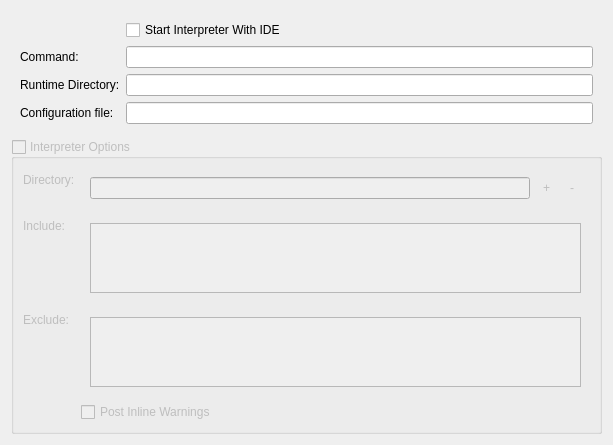
supercollider/supercollider, file editors/sc-ide/forms/settings_sclang.ui: the form before one commit.
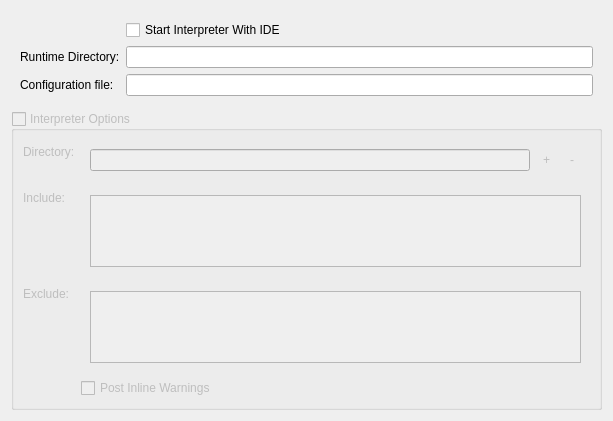
The form after the commit. Custom widgets are drawn as their Qt base class.

Commit message: scide: automatically detect sclang command name

Patch:
```diff
--- a/editors/sc-ide/forms/settings_sclang.ui
+++ b/editors/sc-ide/forms/settings_sclang.ui
@@ -20,20 +20,6 @@
       <property name="fieldGrowthPolicy">
        <enum>QFormLayout::ExpandingFieldsGrow</enum>
       </property>
-      <item row="1" column="0">
-       <widget class="QLabel" name="label_2">
-        <property name="text">
-         <string>Command:</string>
-        </property>
-       </widget>
-      </item>
-      <item row="2" column="0">
-       <widget class="QLabel" name="label_3">
-        <property name="text">
-         <string>Runtime Directory:</string>
-        </property>
-       </widget>
-      </item>
       <item row="0" column="1">
        <widget class="QCheckBox" name="autoStart">
         <property name="text">
@@ -41,21 +27,25 @@
         </property>
        </widget>
       </item>
-      <item row="3" column="0">
+      <item row="1" column="0">
+       <widget class="QLabel" name="label_3">
+        <property name="text">
+         <string>Runtime Directory:</string>
+        </property>
+       </widget>
+      </item>
+      <item row="1" column="1">
+       <widget class="ScIDE::PathChooserWidget" name="runtimeDir"/>
+      </item>
+      <item row="2" column="0">
        <widget class="QLabel" name="label_4">
         <property name="text">
          <string>Configuration file:</string>
         </property>
        </widget>
       </item>
-      <item row="3" column="1">
-       <widget class="ScIDE::PathChooserWidget" name="configFile"/>
-      </item>
       <item row="2" column="1">
-       <widget class="ScIDE::PathChooserWidget" name="runtimeDir"/>
-      </item>
-      <item row="1" column="1">
-       <widget class="ScIDE::PathChooserWidget" name="command"/>
+       <widget class="ScIDE::PathChooserWidget" name="configFile"/>
       </item>
      </layout>
     </widget>
```
The commit also changes 2 other files.
